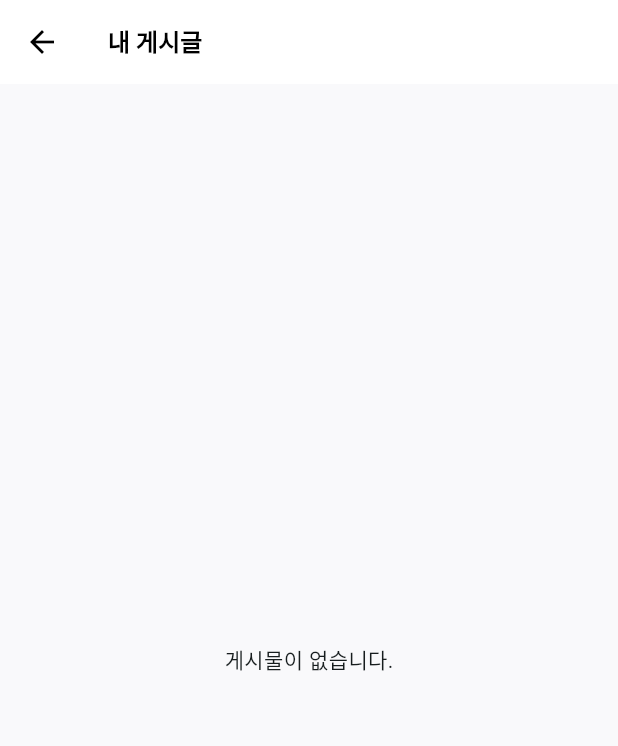
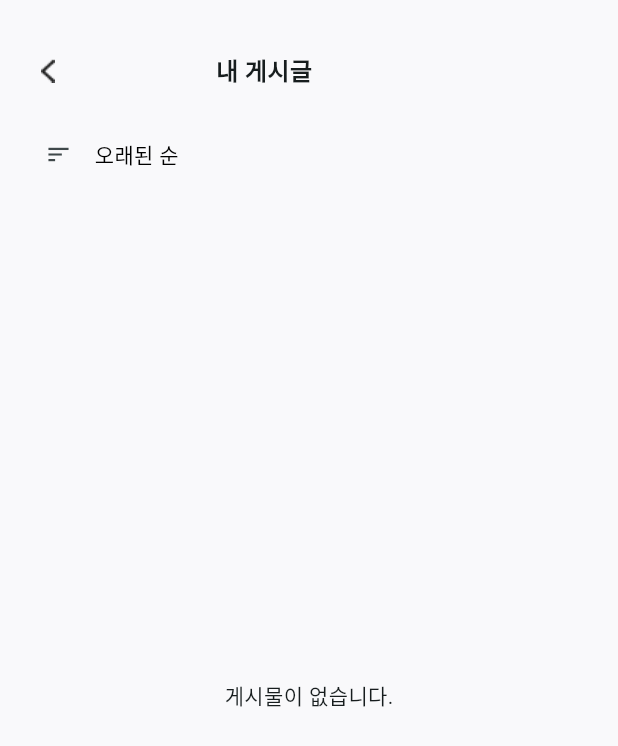
Before and after one commit to ZUZ1H3/Hansung_where, a Flutter app: the MyPost screen opened directly, on a phone screen of 412 x 824 dp. Shown: the top 746 px of the screen. Run offline on Flutter 3.47's test engine with Material 3 defaults, Android fonts, the phone set to English and light mode, and no system bars; our stand-ins replace cloud_firestore, firebase_core, firebase_messaging, firebase_storage, flutter_dotenv, fluttertoast and 2 more; missing offline and left inert: mysql_client; accounts and stored records are empty; Roboto replaces fonts that are missing (Neo).

Commit message:
댓글 단 글, 내 게시글 위치 및 정렬 수정

```diff
--- a/lib/screens/MyPostPage.dart
+++ b/lib/screens/MyPostPage.dart
@@ -4,11 +4,6 @@ import '../DbConn.dart';
 import 'package:shared_preferences/shared_preferences.dart';
 import '../PostCard.dart';
 import '../Post.dart';
-
-class MyPost extends StatefulWidget {
-  @override
-  _MyPostState createState() => _MyPostState();
-}
 
 // userId를 가져옴
 Future<int> getUserId() async {
@@ -30,30 +25,86 @@ Future<List<Post>> _fetchPosts() async {
   }
 }
 
+class MyPost extends StatefulWidget {
+  @override
+  _MyPostState createState() => _MyPostState();
+}
+
+enum SortOption { newest, oldest } // 정렬 기준: 최신순, 오래된 순
+
 class _MyPostState extends State<MyPost> {
+  SortOption _sortOption = SortOption.newest;
+
+  List<Post> _sortPosts(List<Post> posts) {
+    if (_sortOption == SortOption.newest) {
+      posts.sort((a, b) => b.createdAt.compareTo(a.createdAt)); // 최신순
+    } else if (_sortOption == SortOption.oldest) {
+      posts.sort((a, b) => a.createdAt.compareTo(b.createdAt)); // 오래된 순
+    }
+    return posts;
+  }
+
   @override
   Widget build(BuildContext context) {
     return Scaffold(
-      appBar: AppBar(
-        title: const Text(
+      body: Padding(
+        padding: const EdgeInsets.all(10),
+        child: Column(
+          crossAxisAlignment: CrossAxisAlignment.start,
+          children: [
+            const SizedBox(height: 25),
+            Row(
+              children: [
+                const SizedBox(width: 10),
+                GestureDetector(
+                  onTap: () {
+                    Navigator.pop(context); // 뒤로 가기
+                  },
+                  child: const ImageIcon(
+                    AssetImage('assets/icons/ic_back.png'),
+                  ),
+                ),
+                const SizedBox(width: 100),
+                const Text(
                   '내 게시글',
                   style: TextStyle(fontSize: 16, fontWeight: FontWeight.bold),
                 ),
-        leading: IconButton(
-          icon: const Icon(Icons.arrow_back),
+              ],
+            ),
+            const SizedBox(height: 20),
+            Padding(
+              padding: const EdgeInsets.symmetric(horizontal: 5),
+              child: Row(
+                mainAxisAlignment: MainAxisAlignment.start,
+                children: [
+                  IconButton(
+                    constraints: const BoxConstraints(), // 최소 크기 제한 제거
+                    icon: const Icon(Icons.sort, size: 18), // 아이콘 크기 설정
                     onPressed: () {
-            Navigator.pop(context); // 뒤로 가기
+                      setState(() {
+                        // 정렬 옵션 변경
+                        _sortOption = _sortOption == SortOption.newest
+                            ? SortOption.oldest
+                            : SortOption.newest;
+                      });
                     },
                   ),
-        backgroundColor: Colors.white,
-        elevation: 0,
-        foregroundColor: Colors.black,
+                  Text(
+                    '${_sortOption == SortOption.newest ? "오래된 순" : "최신 순"}',
+                    style: const TextStyle(fontSize: 14, color: Colors.black, fontFamily: 'Neo'),
                   ),
-      body: FutureBuilder<List<Post>>(
+                ],
+              ),
+            ),
+            SizedBox(
+              height: MediaQuery.of(context).size.height - 150, // 화면 높이에 맞게 설정
+              child: FutureBuilder<List<Post>>(
                 future: _fetchPosts(), // 게시물 가져오기
                 builder: (context, snapshot) {
                   if (snapshot.connectionState == ConnectionState.waiting) {
-            return const Center(child: CircularProgressIndicator()); // 로딩 중
+                    return const Center(
+                      child: CircularProgressIndicator(),
+                    ); // 로딩 중
                   } else if (snapshot.hasError) {
                     return Center(
                       child: Text('오류 발생: ${snapshot.error}'),
@@ -63,19 +114,27 @@ class _MyPostState extends State<MyPost> {
                       child: Text('게시물이 없습니다.'), // 게시물이 없을 때 메시지
                     );
                   } else {
-            final posts = snapshot.data!; // 게시물 데이터 가져오기
+                    final posts = _sortPosts(snapshot.data!); // 정렬된 게시물
                     return ListView.builder(
+                      padding: const EdgeInsets.symmetric(vertical: 5), // 상하단 여백 최소화
                       itemCount: posts.length,
                       itemBuilder: (context, index) {
-                return PostCard(
+                        return Padding(
+                          padding: const EdgeInsets.only(bottom: 5), // 게시물 간 여백 조정
+                          child: PostCard(
                             post: posts[index],
                             type: '55', // 사용자의 게시물 타입 전달
+                          ),
                         );
                       },
                     );
                   }
                 },
               ),
+            ),
+          ],
+        ),
+      ),
     );
   }
 }
```
Also changed, not shown: lib/screens/MyCommentPage.dart (+39 -4 lines). Lines whose indentation alone changed are shown as unchanged.
